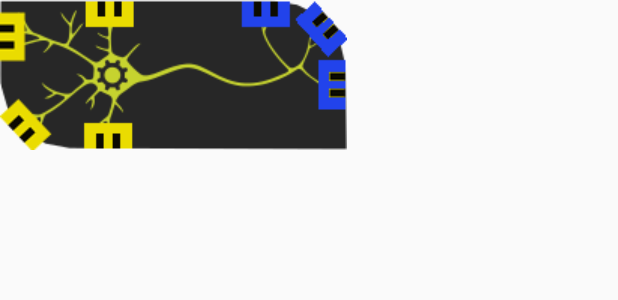
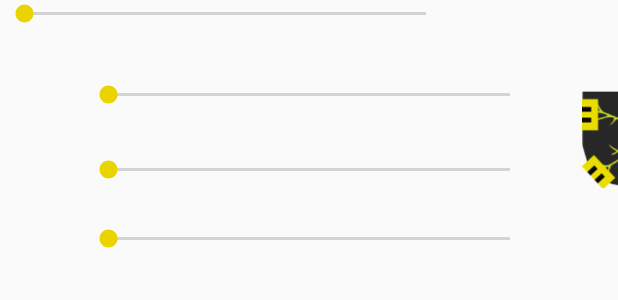
Before and after one commit to NeuroTinker/NeuroBytes_App, an Android app: the layout sub_item.xml on its own in the app's theme, with its tools: preview values and no code run, on a phone screen of 412 x 824 dp. Shown: the top 300 px of the screen. Run offline under Robolectric (Android 15) with nearby library versions, the phone set to English and light mode, and no system bars.

Commit message:
semi-stable subitems

```diff
--- a/app/src/main/java/com/neurotinker/neurobytes/GraphPotential.java
+++ b/app/src/main/java/com/neurotinker/neurobytes/GraphPotential.java
@@ -5,6 +5,7 @@ import android.content.ComponentName;
 import android.content.Context;
 import android.content.Intent;
 import android.content.IntentFilter;
+import android.content.IntentSender;
 import android.content.ServiceConnection;
 import android.graphics.Color;
 import android.graphics.drawable.Drawable;
@@ -31,12 +32,23 @@ import android.view.MenuItem;
 import android.view.ViewTreeObserver;
 import android.widget.EditText;
 import android.widget.ImageView;
+import android.widget.SeekBar;
 import android.widget.TextView;
 import android.widget.Toast;
 
 import com.github.mikephil.charting.charts.LineChart;
+import com.google.android.gms.auth.api.signin.GoogleSignIn;
+import com.google.android.gms.auth.api.signin.GoogleSignInClient;
+import com.google.android.gms.auth.api.signin.GoogleSignInOptions;
+import com.google.android.gms.drive.CreateFileActivityOptions;
+import com.google.android.gms.drive.Drive;
 import com.google.android.gms.drive.DriveContents;
 import com.google.android.gms.drive.DriveFile;
+import com.google.android.gms.drive.DriveResourceClient;
+import com.google.android.gms.drive.MetadataChangeSet;
+import com.google.android.gms.tasks.Continuation;
+import com.google.android.gms.tasks.OnFailureListener;
+import com.google.android.gms.tasks.OnSuccessListener;
 import com.google.android.gms.tasks.Task;
 import com.mikepenz.fastadapter.FastAdapter;
 import com.mikepenz.fastadapter.IItem;
@@ -48,6 +60,9 @@ import com.mikepenz.fastadapter.listeners.EventHook;
 import com.mikepenz.fastadapter_extensions.drag.ItemTouchCallback;
 import com.mikepenz.fastadapter_extensions.drag.SimpleDragCallback;
 
+import java.io.OutputStream;
+import java.io.OutputStreamWriter;
+import java.io.Writer;
 import java.lang.ref.WeakReference;
 import java.util.ArrayList;
 import java.util.Arrays;
@@ -164,6 +179,15 @@ public class GraphPotential extends AppCompatActivity {
         };
     }
 
+    private Map<String, Integer> interneuronParams = new HashMap<String, Integer>() {{
+        put("current", 0b1);
+        put("dendrite1", 0b10);
+        put("dendrite2", 0b11);
+        put("dendrite3", 0b100);
+        put("dendrite4", 0b101);
+        put("delay", 0b111);
+    }};
+
     private UsbService usbService;
     private TextView display;
     private EditText editText;
@@ -183,6 +207,47 @@ public class GraphPotential extends AppCompatActivity {
             pingRunning = false;
         }
     };
+
+    class SeekBarHook extends CustomEventHook {
+
+        String name;
+
+        public SeekBarHook(String name) {
+            this.name = name;
+        }
+
+        @Nullable
+        @Override
+        public View onBind(RecyclerView.ViewHolder viewHolder) {
+            if (viewHolder instanceof GraphSubItem.ViewHolder) {
+                return ((GraphSubItem.ViewHolder) viewHolder).dendrite4;
+            }
+            return null;
+        }
+        @Override
+        public void attachEvent(View view, final RecyclerView.ViewHolder viewHolder) {
+            ((SeekBar) view).setOnSeekBarChangeListener(new SeekBar.OnSeekBarChangeListener() {
+                int progress;
+                int ch = 1;
+                @Override
+                public void onProgressChanged(SeekBar seekBar, int i, boolean b) {
+                    progress = i;
+                }
+
+                @Override
+                public void onStartTrackingTouch(SeekBar seekBar) {
+
+                }
+
+                @Override
+                public void onStopTrackingTouch(SeekBar seekBar) {
+                    if (expandableExtension.getExpandedItems().length > 0)
+                        ch = ((GraphItem) fastAdapter.getItem(expandableExtension.getExpandedItems()[0])).channel;
+                    usbService.write(makeDataMessage(ch, interneuronParams.get(name), progress));
+                }
+            });
+        }
+    }
 
     class DelaySendRunnable implements Runnable {
         private byte[] message;
@@ -246,7 +311,13 @@ public class GraphPotential extends AppCompatActivity {
                     }
 
                     item.graphController.count = 0;
-                    //fastAdapter.notifyAdapterItemChanged(i, GraphItem.UpdateType.CHINFO);
+                    if (((GraphItem) fastAdapter.getItem(i)).isExpanded()){
+                        Log.d("test", "t");
+                        fastAdapter.notifyAdapterItemChanged(i, GraphItem.UpdateType.CHINFO);
+                        expandableExtension.expand(i, false);
+                    } else{
+                        fastAdapter.notifyAdapterItemChanged(i, GraphItem.UpdateType.CHINFO);
+                    }
                 }
             }
             timerHandler.postDelayed(channelUpdateRunnable, 1000);
@@ -277,6 +348,14 @@ public class GraphPotential extends AppCompatActivity {
         }
     };
 
+    private GoogleSignInClient buildGoogleSignInClient() {
+        GoogleSignInOptions signInOptions =
+                new GoogleSignInOptions.Builder(GoogleSignInOptions.DEFAULT_SIGN_IN)
+                        .requestScopes(Drive.SCOPE_FILE)
+                        .build();
+        return GoogleSignIn.getClient(this, signInOptions);
+    }
+
     @Override
     protected void onCreate(Bundle savedInstanceState) {
         super.onCreate(savedInstanceState);
@@ -289,10 +368,9 @@ public class GraphPotential extends AppCompatActivity {
         timerHandler.postDelayed(new DelaySendRunnable(makeIdentifyMessage(0)), 1500);
 
         expandableExtension = new ExpandableExtension<>();
+        expandableExtension.withOnlyOneExpandedItem(true);
         fastAdapter.addExtension(expandableExtension);
         fastAdapter.setHasStableIds(true);
-        //fastAdapter.withSelectable(true);
-        //recyclerView.setItemAnimator(new SlideDownAlphaAnimator());
 
         fastAdapter.withEventHook(new ClickEventHook<GraphItem>() {
             @Nullable
@@ -304,6 +382,7 @@ public class GraphPotential extends AppCompatActivity {
                 }
                 return null;
             }
+
             @Override
             public void onClick(View v, int position, FastAdapter fastAdapter, GraphItem item) {
                 v.setVisibility(View.GONE);
@@ -327,6 +406,7 @@ public class GraphPotential extends AppCompatActivity {
                 }
                 return null;
             }
+
             @Override
             public void onClick(View v, int position, FastAdapter fastAdapter, GraphItem item) {
                 if (usbService != null) {
@@ -340,6 +420,145 @@ public class GraphPotential extends AppCompatActivity {
                 }
             }
         });
+
+        fastAdapter.withEventHook(new CustomEventHook() {
+            @Nullable
+            @Override
+            public View onBind(RecyclerView.ViewHolder viewHolder) {
+                if (viewHolder instanceof GraphSubItem.ViewHolder) {
+                    return ((GraphSubItem.ViewHolder) viewHolder).dendrite1;
+                }
+                return null;
+            }
+            @Override
+            public void attachEvent(View view, final RecyclerView.ViewHolder viewHolder) {
+                ((SeekBar) view).setOnSeekBarChangeListener(new SeekBar.OnSeekBarChangeListener() {
+                    int progress;
+                    int ch = 1;
+                    GraphItem item;
+                    @Override
+                    public void onProgressChanged(SeekBar seekBar, int i, boolean b) {
+                        progress = i;
+                    }
+
+                    @Override
+                    public void onStartTrackingTouch(SeekBar seekBar) {
+
+                    }
+
+                    @Override
+                    public void onStopTrackingTouch(SeekBar seekBar) {
+                        if (expandableExtension.getExpandedItems().length > 0)
+                            ch = ((GraphItem) fastAdapter.getItem(expandableExtension.getExpandedItems()[0])).channel;
+                        usbService.write(makeDataMessage(ch, interneuronParams.get("dendrite1"), progress));
+                    }
+                });
+            }
+        });
+
+        fastAdapter.withEventHook(new CustomEventHook() {
+            @Nullable
+            @Override
+            public View onBind(RecyclerView.ViewHolder viewHolder) {
+                if (viewHolder instanceof GraphSubItem.ViewHolder) {
+                    return ((GraphSubItem.ViewHolder) viewHolder).dendrite2;
+                }
+                return null;
+            }
+            @Override
+            public void attachEvent(View view, final RecyclerView.ViewHolder viewHolder) {
+                ((SeekBar) view).setOnSeekBarChangeListener(new SeekBar.OnSeekBarChangeListener() {
+                    int progress;
+                    int ch = 1;
+                    @Override
+                    public void onProgressChanged(SeekBar seekBar, int i, boolean b) {
+                        progress = i;
+                    }
+
+                    @Override
+                    public void onStartTrackingTouch(SeekBar seekBar) {
+
+                    }
+
+                    @Override
+                    public void onStopTrackingTouch(SeekBar seekBar) {
+                        if (expandableExtension.getExpandedItems().length > 0)
+                            ch = ((GraphItem) fastAdapter.getItem(expandableExtension.getExpandedItems()[0])).channel;
+                        usbService.write(makeDataMessage(ch, interneuronParams.get("dendrite2"), progress));
+                    }
+                });
+            }
+        });
+
+        fastAdapter.withEventHook(new CustomEventHook() {
+            @Nullable
+            @Override
+            public View onBind(RecyclerView.ViewHolder viewHolder) {
+                if (viewHolder instanceof GraphSubItem.ViewHolder) {
+                    return ((GraphSubItem.ViewHolder) viewHolder).dendrite3;
+                }
+                return null;
+            }
+            @Override
+            public void attachEvent(View view, final RecyclerView.ViewHolder viewHolder) {
+                ((SeekBar) view).setOnSeekBarChangeListener(new SeekBar.OnSeekBarChangeListener() {
+                    int progress;
+                    int ch = 1;
+                    @Override
+                    public void onProgressChanged(SeekBar seekBar, int i, boolean b) {
+                        progress = i;
+                    }
+
+                    @Override
+                    public void onStartTrackingTouch(SeekBar seekBar) {
+
+                    }
+
+                    @Override
+                    public void onStopTrackingTouch(SeekBar seekBar) {
+                        if (expandableExtension.getExpandedItems().length > 0)
+                            ch = ((GraphItem) fastAdapter.getItem(expandableExtension.getExpandedItems()[0])).channel;
+                        usbService.write(makeDataMessage(ch, interneuronParams.get("dendrite3"), progress));
+                    }
+                });
+            }
+        });
+
+        fastAdapter.withEventHook(new CustomEventHook() {
+            @Nullable
+            @Override
+            public View onBind(RecyclerView.ViewHolder viewHolder) {
+                if (viewHolder instanceof GraphSubItem.ViewHolder) {
+                    return ((GraphSubItem.ViewHolder) viewHolder).dendrite4;
+                }
+                return null;
+            }
+            @Override
+            public void attachEvent(View view, final RecyclerView.ViewHolder viewHolder) {
+                ((SeekBar) view).setOnSeekBarChangeListener(new SeekBar.OnSeekBarChangeListener() {
+                    int progress;
+                    int ch = 1;
+                    @Override
+                    public void onProgressChanged(SeekBar seekBar, int i, boolean b) {
+                        progress = i;
+                    }
+
+                    @Override
+                    public void onStartTrackingTouch(SeekBar seekBar) {
+
+                    }
+
+                    @Override
+                    public void onStopTrackingTouch(SeekBar seekBar) {
+                        if (expandableExtension.getExpandedItems().length > 0)
+                            ch = ((GraphItem) fastAdapter.getItem(expandableExtension.getExpandedItems()[0])).channel;
+                        usbService.write(makeDataMessage(ch, interneuronParams.get("dendrite4"), progress));
+                    }
+                });
+            }
+        });
+
+
 
         fastAdapter.withEventHook(new CustomEventHook<GraphItem>() {
             @Nullable
@@ -366,6 +585,9 @@ public class GraphPotential extends AppCompatActivity {
                                 if (vHold.state == GraphItem.GraphState.NEW) {
                                     vHold.state = GraphItem.GraphState.ACQUIRED;
                                     GraphItem nextItem = new GraphItem(++chCnt);
+                                    GraphSubItem nextSubItem = new GraphSubItem();
+                                    nextSubItem.withParent(nextItem);
+                                    nextItem.withSubItems(Arrays.asList(nextSubItem));
                                     itemAdapter.add(nextItem);
                                     graphChannels.put(nextItem.channel, nextItem.graphController);
                                     //fastAdapter.notifyAdapterDataSetChanged();
@@ -426,15 +648,6 @@ public class GraphPotential extends AppCompatActivity {
                 //timerHandler.postDelayed(new DelaySendRunnable(makeIdentifyMessage(0)), 1500);
                 //fastAdapter.notifyAdapterDataSetChanged();
                 //fastAdapter.notifyAdapterItemChanged(0, GraphItem.UpdateType.CHINFO);
-                Log.d("test", Boolean.toString(((GraphItem) fastAdapter.getItem(0)).getSubItems().get(0).isExpanded()));
-                Log.d("test", Boolean.toString(((GraphItem) fastAdapter.getItem(0)).isExpanded()));
-                if (((GraphItem) fastAdapter.getItem(0)).isExpanded()){
-                    Log.d("test", "t");
-                    fastAdapter.notifyAdapterItemChanged(0, GraphItem.UpdateType.CHINFO);
-                    expandableExtension.expand(0, false);
-                } else{
-                    fastAdapter.notifyAdapterItemChanged(0, GraphItem.UpdateType.CHINFO);
-                }
             }
         });
     }
--- a/app/src/main/res/layout/sub_item.xml
+++ b/app/src/main/res/layout/sub_item.xml
@@ -1,5 +1,5 @@
 <?xml version="1.0" encoding="utf-8"?>
-<android.support.constraint.ConstraintLayout
+<android.support.constraint.ConstraintLayout xmlns:tools="http://schemas.android.com/tools"
     android:id="@+id/subitem_id"
     xmlns:android="http://schemas.android.com/apk/res/android"
     xmlns:app="http://schemas.android.com/apk/res-auto"
@@ -7,8 +7,55 @@
     android:layout_height="wrap_content">
 
     <ImageView
-        android:id="@+id/imageView"
-        android:layout_width="wrap_content"
+        android:id="@+id/boardgraphic_id"
+        android:layout_width="150dp"
+        android:layout_height="150dp"
+        android:layout_marginLeft="32dp"
+        app:layout_constraintLeft_toRightOf="@id/dendrite2_id"
+        app:layout_constraintTop_toBottomOf="@id/dendrite1_id"
+        app:srcCompat="@drawable/interneuron2" />
+
+    <SeekBar
+        android:id="@+id/dendrite1_id"
+        android:layout_width="300dp"
         android:layout_height="wrap_content"
-        app:srcCompat="@drawable/interneuron2" />
+        app:layout_constraintBottom_toTopOf="@id/boardgraphic_id"
+        app:layout_constraintTop_toBottomOf="parent"
+        android:max="15000"
+        tools:layout_editor_absoluteX="56dp" />
+
+    <SeekBar
+        android:id="@+id/dendrite2_id"
+        android:layout_width="300dp"
+        android:layout_height="18dp"
+        android:layout_marginLeft="56dp"
+        android:layout_marginTop="36dp"
+        app:layout_constraintLeft_toLeftOf="parent"
+        app:layout_constraintTop_toBottomOf="@id/dendrite1_id"
+        android:max="6000"
+        />
+
+    <SeekBar
+        android:id="@+id/dendrite3_id"
+        android:layout_width="300dp"
+        android:layout_height="wrap_content"
+        android:layout_marginTop="32dp"
+        app:layout_constraintHorizontal_bias="0.636"
+        app:layout_constraintLeft_toLeftOf="parent"
+        app:layout_constraintRight_toLeftOf="@id/boardgraphic_id"
+        app:layout_constraintTop_toBottomOf="@id/dendrite2_id"
+        android:max="6000"
+        />
+
+    <SeekBar
+        android:id="@+id/dendrite4_id"
+        android:layout_width="300dp"
+        android:layout_height="wrap_content"
+        android:layout_marginTop="28dp"
+        app:layout_constraintHorizontal_bias="0.636"
+        app:layout_constraintLeft_toLeftOf="parent"
+        app:layout_constraintRight_toLeftOf="@id/boardgraphic_id"
+        app:layout_constraintTop_toBottomOf="@id/dendrite3_id"
+        android:max="11000"
+        />
 </android.support.constraint.ConstraintLayout>
```
Also changed, not shown: app/src/main/java/com/neurotinker/neurobytes/GraphSubItem.java (+14 -3 lines).
